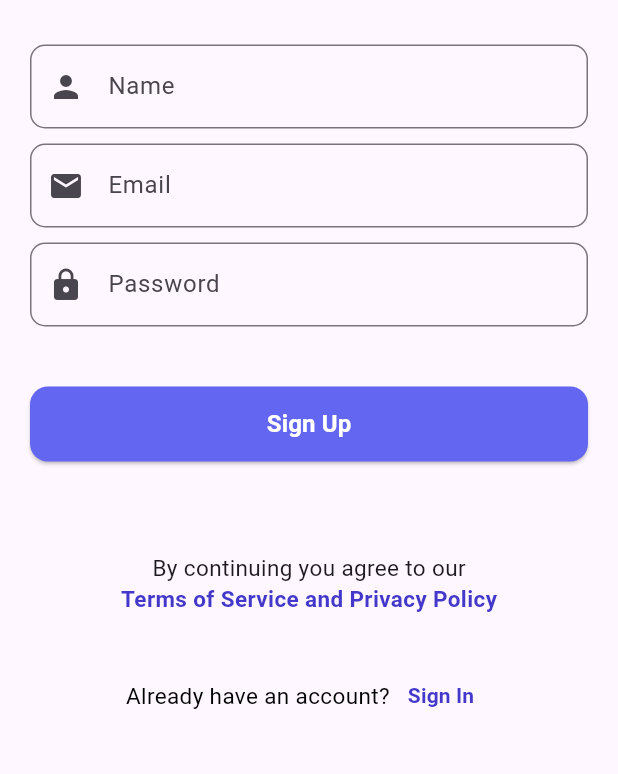
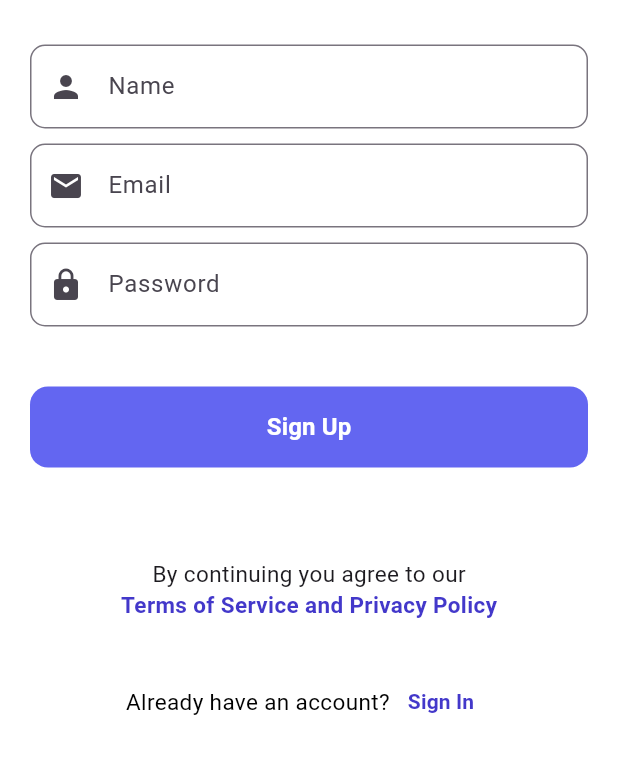
Before and after one commit to Basit-Ali-android-Developer/workplace-portal-flutter, a Flutter app: the screen it shows after launch, after a tap on "Sign Up", on a phone screen of 412 x 824 dp, the part 377-1151 px from its top. Run offline on Flutter 3.47's test engine with Material 3 defaults, Android fonts, the phone set to English and light mode, and no system bars; our stand-ins replace flutter_svg.

Commit message:
create custom primary button , text field and card

```diff
--- a/lib/screens/auth/login_screen.dart
+++ b/lib/screens/auth/login_screen.dart
@@ -2,16 +2,16 @@ import 'package:flutter/material.dart';
 import 'package:flutter/gestures.dart';
 import 'package:workplace/core/constants/app_colors.dart';
 import 'package:workplace/screens/dashboard/dashboard_Screen.dart';
+import 'package:workplace/widgets/buttons/primary_button.dart';
+import 'package:workplace/widgets/textfield/primary_text_field.dart';
 import 'signup_screen.dart';
 
-class LoginScreen extends StatefulWidget {
-  const LoginScreen({super.key});
+class LoginScreen extends StatelessWidget {
+   LoginScreen({super.key});
 
-  @override
-  State<LoginScreen> createState() => _LoginScreenState();
-}
+  final _emailController = TextEditingController();
+  final _passwordController = TextEditingController();
 
-class _LoginScreenState extends State<LoginScreen> {
   @override
   Widget build(BuildContext context) {
     return Scaffold(
@@ -59,61 +59,39 @@ class _LoginScreenState extends State<LoginScreen> {
             SizedBox(height: 30),
 
 
-            TextField(
-              decoration: InputDecoration(
+            PrimaryTextField(
+              controller: _emailController,
               labelText: "Email",
               hintText: "Enter your email",
-                prefixIcon: const Icon(Icons.email),
-                border: OutlineInputBorder(
-                  borderRadius: BorderRadius.circular(10),
+              prefixIcon: Icons.email,
             ),
-              ),
-            ),
+
 
 
             SizedBox(height: 10),
 
-            TextField(
-              obscureText: true,
-              decoration: InputDecoration(
+            PrimaryTextField(
+              controller: _passwordController,
               labelText: "Password",
               hintText: "Enter your password",
-                prefixIcon: const Icon(Icons.lock),
-                border: OutlineInputBorder(
-                  borderRadius: BorderRadius.circular(10),
-                ),
-              ),
+              isObscure: true,
+              prefixIcon: Icons.lock,
             ),
 
             SizedBox(height: 40),
 
-            SizedBox(
-              width: double.infinity,
-              height: 50,
-              child: ElevatedButton(
+
+
+            PrimaryButton(
+              title: "Sign In",
               onPressed: () {
                 Navigator.push(
                   context,
                   MaterialPageRoute(
-                      builder: (context) => const DashboardScreen(),
+                    builder: (context) => DashboardScreen(),
                   ),
                 );
               },
-                style: ElevatedButton.styleFrom(
-                  backgroundColor: AppColors.secondary,
-                  foregroundColor: Colors.white,
-                  shape: RoundedRectangleBorder(
-                    borderRadius: BorderRadius.circular(12),
-                  ),
-                ),
-                child: const Text(
-                  "Sign In",
-                  style: TextStyle(
-                    fontSize: 16,
-                    fontWeight: FontWeight.bold,
-                  ),
-                ),
-              ),
             ),
 
             SizedBox(height: 80),
@@ -131,7 +109,7 @@ class _LoginScreenState extends State<LoginScreen> {
                     Navigator.push(
                       context,
                       MaterialPageRoute(
-                        builder: (context) => const SignUpScreen(),
+                        builder: (context) =>  SignUpScreen(),
                       ),
                     );
                   },
--- a/lib/screens/auth/signup_screen.dart
+++ b/lib/screens/auth/signup_screen.dart
@@ -2,14 +2,21 @@ import 'package:flutter/material.dart';
 import 'package:workplace/core/constants/app_colors.dart';
 import 'package:flutter/gestures.dart';
 import 'package:workplace/screens/auth/login_screen.dart';
+import 'package:workplace/widgets/buttons/primary_button.dart';
+import 'package:workplace/widgets/textfield/primary_text_field.dart';
 
 
 class SignUpScreen extends StatelessWidget {
-  const SignUpScreen ({super.key});
+   SignUpScreen ({super.key});
+
+   final _nameController = TextEditingController();
+   final _emailController = TextEditingController();
+   final _passwordController = TextEditingController();
 
   @override
   Widget build(BuildContext context) {
     return Scaffold(
+      backgroundColor: AppColors.white,
       body: SafeArea(
         child: GestureDetector(
         onTap: () {
@@ -71,91 +78,76 @@ class SignUpScreen extends StatelessWidget {
 
               SizedBox(height: 30),
 
-              TextField(
-                decoration: InputDecoration(
+
+
+              PrimaryTextField(
+                controller: _nameController,
                 labelText: "Name",
                 hintText: "Enter your name",
-                  prefixIcon: const Icon(Icons.person),
-                  border: OutlineInputBorder(
-                    borderRadius: BorderRadius.circular(10),
-                  ),
-                ),
+                prefixIcon: Icons.person,
               ),
 
 
               SizedBox(height: 10),
 
 
-              TextField(
-                decoration: InputDecoration(
+              PrimaryTextField(
+                controller: _emailController,
                 labelText: "Email",
                 hintText: "Enter your email",
-                  prefixIcon: const Icon(Icons.email),
-                  border: OutlineInputBorder(
-                    borderRadius: BorderRadius.circular(10),
-                  ),
-                ),
+                prefixIcon: Icons.email,
               ),
 
 
               SizedBox(height: 10),
 
-              TextField(
-                obscureText: true,
-                decoration: InputDecoration(
+
+
+              PrimaryTextField(
+                controller: _passwordController,
                 labelText: "Password",
                 hintText: "Enter your password",
-                  prefixIcon: const Icon(Icons.lock),
-                  border: OutlineInputBorder(
-                    borderRadius: BorderRadius.circular(10),
-                  ),
-                ),
+                isObscure: true,
+                prefixIcon: Icons.lock,
               ),
 
               SizedBox(height: 40),
 
-              SizedBox(
-                width: double.infinity,
-                height: 50,
-                child: ElevatedButton(
+
+              PrimaryButton(
+                title: "Sign Up",
                 onPressed: () {
                   Navigator.push(
                     context,
                     MaterialPageRoute(
-                        builder: (context) => const LoginScreen(),
+                      builder: (context) => LoginScreen(),
                     ),
                   );
                 },
-                  style: ElevatedButton.styleFrom(
-                    backgroundColor: AppColors.secondary,
-                    foregroundColor: Colors.white,
-                    shape: RoundedRectangleBorder(
-                      borderRadius: BorderRadius.circular(12),
-                    ),
-                  ),
-                  child: const Text(
-                    "Sign Up",
-                    style: TextStyle(
-                      fontSize: 16,
-                      fontWeight: FontWeight.bold,
-                    ),
-                  ),
-                ),
               ),
 
               SizedBox(height: 60),
+
+
+
 
               Text(
                 "By continuing you agree to our",
                 style: TextStyle(fontSize: 15, fontWeight: FontWeight.normal),
               ),
 
+
+
               Text(
                 "Terms of Service and Privacy Policy",
                 style: TextStyle(fontSize: 15, fontWeight: FontWeight.bold,color: AppColors.primary),
               ),
 
+
+
               SizedBox(height: 30),
+
+
 
               Row(
                 mainAxisAlignment: MainAxisAlignment.center,
@@ -170,7 +162,7 @@ class SignUpScreen extends StatelessWidget {
                       Navigator.push(
                         context,
                         MaterialPageRoute(
-                          builder: (context) => const LoginScreen(),
+                          builder: (context) =>  LoginScreen(),
                         ),
                       );
                     },
@@ -186,6 +178,7 @@ class SignUpScreen extends StatelessWidget {
                 ],
               ),
 
+
             ],
           ),
         ),
--- a/lib/screens/dashboard/tabs/home_Screen.dart
+++ b/lib/screens/dashboard/tabs/home_Screen.dart
@@ -1,5 +1,7 @@
 import'package:flutter/material.dart';
+import 'package:flutter_svg/flutter_svg.dart';
 import 'package:workplace/core/constants/app_colors.dart';
+import 'package:workplace/widgets/cards/CustomCard.dart';
 
 class HomeTab extends StatefulWidget {
   const HomeTab({super.key});
@@ -33,6 +35,7 @@ class _HomeTabState extends State<HomeTab> {
   @override
   Widget build(BuildContext context) {
     return Scaffold(
+      backgroundColor: AppColors.white,
      body: SafeArea(
      child: SingleChildScrollView(
        padding: const EdgeInsets.all(20),
@@ -83,13 +86,9 @@ class _HomeTabState extends State<HomeTab> {
 
            // weekly progress card --------------------------------------------------------------------------------------
 
-           Card(
-             elevation: 4,
-             shape: RoundedRectangleBorder(
-               borderRadius: BorderRadius.circular(18),
-             ),
-             child: Padding(
-               padding: const EdgeInsets.all(20),
+
+           CustomCard(
+             color: AppColors.white,
              child: Column(
                crossAxisAlignment: CrossAxisAlignment.start,
                children: [
@@ -212,33 +211,28 @@ class _HomeTabState extends State<HomeTab> {
                ],
              ),
            ),
-           ),
+
+
 
            SizedBox(height: 20),
 
 // task progress card --------------------------------------------------------------------------------------
 
-         Card(
-             elevation: 4,
-             shape: RoundedRectangleBorder(
-             borderRadius: BorderRadius.circular(18),
-             ),
+            CustomCard(
               color: AppColors.primary,
-
-             child:  Padding(
-                 padding: const EdgeInsets.all(20),
               child: Column(
                       crossAxisAlignment: CrossAxisAlignment.start,
                       children: [
                           Row(
                           children: [
-                               Text(
-                                   ".",
-                                    style: TextStyle(
-                                     fontSize: 25,
-                                        color: AppColors.success,
-                                        fontWeight: FontWeight.bold,
 
+                            SvgPicture.asset(
+                              'assets/icons/dot_icon.svg',
+                              width: 10,
+                              height: 10,
+                              colorFilter: ColorFilter.mode(
+                                AppColors.success,
+                                BlendMode.srcIn,
                               ),
                             ),
 
@@ -323,7 +317,6 @@ class _HomeTabState extends State<HomeTab> {
                         ),
 
                        ],
-                 ),
                  ),
             ),
 
--- a/lib/screens/splash/splash_screen.dart
+++ b/lib/screens/splash/splash_screen.dart
@@ -23,7 +23,7 @@ class _SplashScreenState extends State<SplashScreen> {
         Navigator.pushReplacement(
           context,
           MaterialPageRoute(
-            builder: (_) => const LoginScreen(),
+            builder: (_) =>  LoginScreen(),
           ),
         );
       },
--- a/lib/widgets/buttons/primary_button.dart
+++ b/lib/widgets/buttons/primary_button.dart
@@ -0,0 +1,45 @@
+import 'package:flutter/material.dart';
+import 'package:workplace/core/constants/app_colors.dart';
+
+class PrimaryButton extends StatelessWidget {
+  const PrimaryButton({
+    super.key,
+    required this.title,
+    required this.onPressed,
+    this.backgroundColor = AppColors.secondary,
+    this.textColor = Colors.white,
+  });
+
+  final String title;
+  final VoidCallback onPressed;
+  final Color backgroundColor;
+  final Color textColor;
+
+  @override
+  Widget build(BuildContext context) {
+    return SizedBox(
+      width: double.infinity, // Ensures the button takes up full width of the parent
+      height: 54, // Consistent, comfortable tap height
+      child:
+
+      ElevatedButton(
+        onPressed: onPressed,
+        style: ElevatedButton.styleFrom(
+          backgroundColor: backgroundColor,
+          foregroundColor: Colors.white,
+          elevation: 0,
+          shape: RoundedRectangleBorder(
+            borderRadius: BorderRadius.circular(12), // Matching your rounded card styling
+          ),
+        ),
+        child: Text(
+          title,
+          style: const TextStyle(
+            fontSize: 16,
+            fontWeight: FontWeight.bold,
+          ),
+        ),
+      ),
+    );
+  }
+}
--- /dev/null
+++ b/lib/widgets/cards/CustomCard.dart
@@ -0,0 +1,27 @@
+import 'package:flutter/material.dart';
+
+class CustomCard extends StatelessWidget {
+  const CustomCard({
+    super.key,
+    required this.child,
+    this.color = Colors.white,
+  });
+
+  final Widget child;
+  final Color color;
+
+  @override
+  Widget build(BuildContext context) {
+    return Card(
+      elevation: 2, // Matches your exact styling
+      color: color,
+      shape: RoundedRectangleBorder(
+        borderRadius: BorderRadius.circular(18),
+      ),
+      child: Padding(
+        padding: const EdgeInsets.all(20),
+        child: child,
+      ),
+    );
+  }
+}
--- /dev/null
+++ b/lib/widgets/textfield/primary_text_field.dart
@@ -0,0 +1,40 @@
+import 'package:flutter/material.dart';
+
+class PrimaryTextField extends StatelessWidget {
+  const PrimaryTextField({
+    super.key,
+    required this.controller,
+    required this.labelText,
+    required this.hintText,
+    required this.prefixIcon,
+    this.keyboardType = TextInputType.text,
+    this.isObscure = false,
+    this.validator,
+  });
+
+  final TextEditingController controller;
+  final String labelText;
+  final String hintText;
+  final IconData prefixIcon;
+  final TextInputType keyboardType;
+  final bool isObscure;
+  final String? Function(String?)? validator;
+
+  @override
+  Widget build(BuildContext context) {
+    return TextFormField(
+      controller: controller,
+      keyboardType: keyboardType,
+      obscureText: isObscure,
+      validator: validator,
+      decoration: InputDecoration(
+        labelText: labelText,
+        hintText: hintText,
+        prefixIcon: Icon(prefixIcon),
+        border: OutlineInputBorder(
+          borderRadius: BorderRadius.circular(10),
+        ),
+      ),
+    );
+  }
+}
```
Lines whose indentation alone changed are shown as unchanged.
